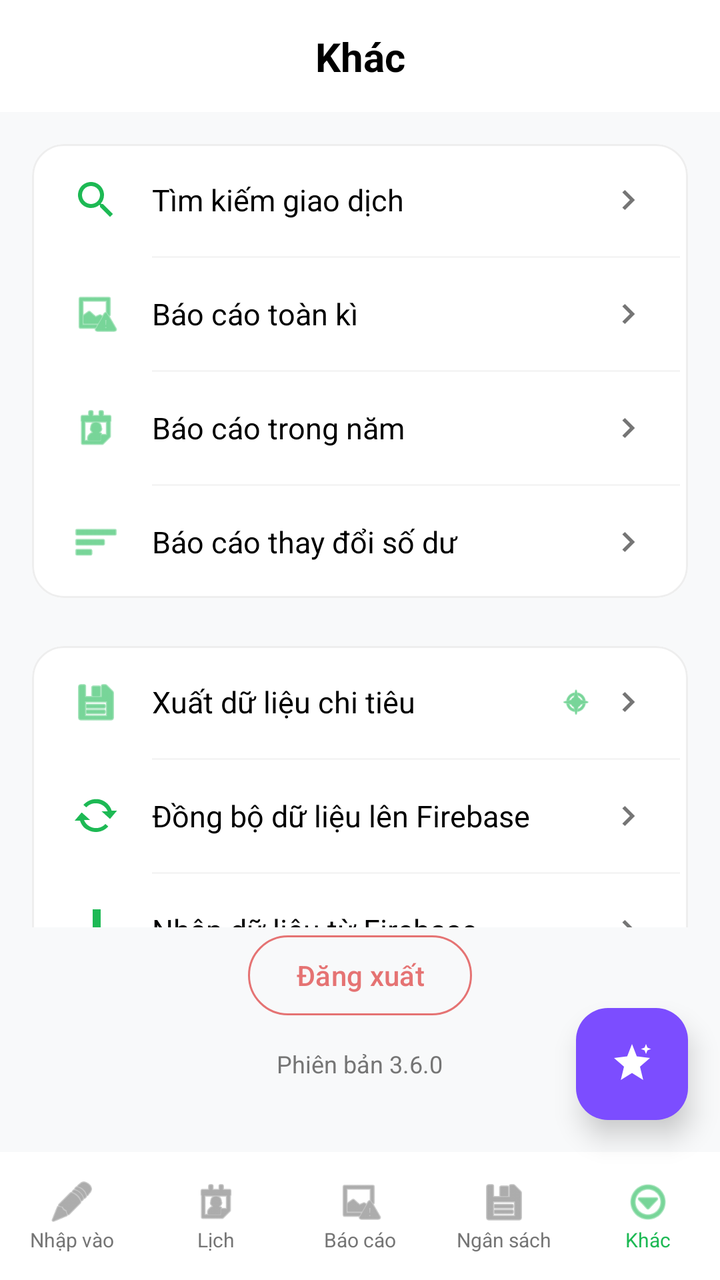
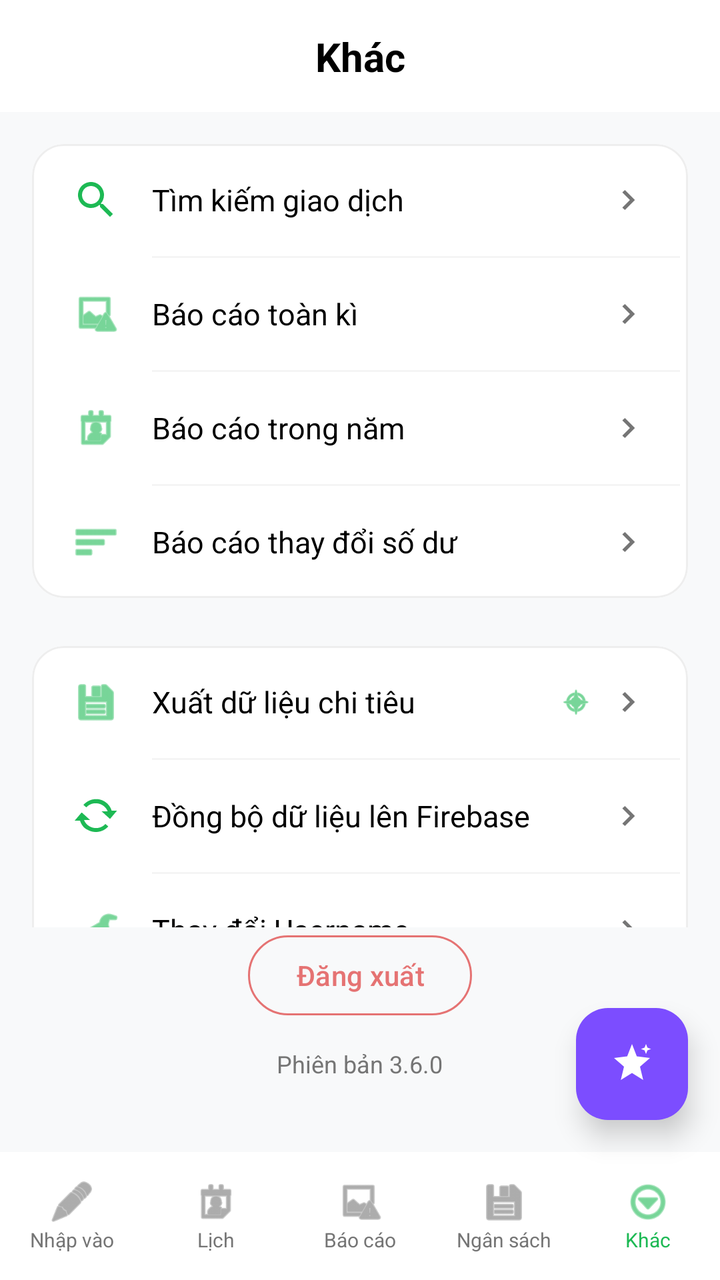

Two renders of the same Android screen: before a commit and after it. Below are the layout's source before the change and the commit's diff.
<!-- AndroidManifest.xml: application theme Theme.So_thu_chi -->
<!-- res/layout/khac.xml -->
<?xml version="1.0" encoding="utf-8"?>
<androidx.constraintlayout.widget.ConstraintLayout xmlns:android="http://schemas.android.com/apk/res/android"
    xmlns:app="http://schemas.android.com/apk/res-auto"
    xmlns:tools="http://schemas.android.com/tools"
    android:layout_width="match_parent"
    android:layout_height="match_parent"
    android:background="#F8F9FA">

    
    <androidx.constraintlayout.widget.ConstraintLayout
        android:id="@+id/top_nav_bar"
        android:layout_width="match_parent"
        android:layout_height="56dp"
        android:background="@color/white"
        app:layout_constraintTop_toTopOf="parent">

        <TextView
            android:layout_width="wrap_content"
            android:layout_height="wrap_content"
            android:text="@string/khac"
            android:textColor="@color/black"
            android:textSize="20sp"
            android:textStyle="bold"
            app:layout_constraintBottom_toBottomOf="parent"
            app:layout_constraintEnd_toEndOf="parent"
            app:layout_constraintStart_toStartOf="parent"
            app:layout_constraintTop_toTopOf="parent" />
    </androidx.constraintlayout.widget.ConstraintLayout>

    
    <androidx.core.widget.NestedScrollView
        android:layout_width="match_parent"
        android:layout_height="0dp"
        app:layout_constraintBottom_toTopOf="@id/bottom_container"
        app:layout_constraintTop_toBottomOf="@id/top_nav_bar">

        <LinearLayout
            android:layout_width="match_parent"
            android:layout_height="wrap_content"
            android:orientation="vertical"
            android:padding="16dp">

            
            <com.google.android.material.card.MaterialCardView
                android:layout_width="match_parent"
                android:layout_height="wrap_content"
                android:layout_marginBottom="24dp"
                app:cardBackgroundColor="@color/white"
                app:cardCornerRadius="16dp"
                app:cardElevation="0dp"
                app:strokeColor="#EEEEEE"
                app:strokeWidth="1dp">

                <LinearLayout
                    android:layout_width="match_parent"
                    android:layout_height="wrap_content"
                    android:orientation="vertical"
                    android:paddingHorizontal="4dp">

                    
                    <LinearLayout android:id="@+id/item_search_transaction" style="@style/MenuRowStyle">
                        <ImageView style="@style/MenuIconStyle" android:src="@drawable/ic_search" app:tint="@color/primary_green" />
                        <TextView style="@style/MenuTextStyle" android:text="Tìm kiếm giao dịch" />
                        <ImageView style="@style/MenuChevronStyle" android:src="@drawable/ic_chevron_right" />
                    </LinearLayout>

                    <View style="@style/MenuDividerStyle" />

                    
                    <LinearLayout android:id="@+id/item_report_all" style="@style/MenuRowStyle">
                        <ImageView style="@style/MenuIconStyle" android:src="@android:drawable/ic_menu_report_image" />
                        <TextView style="@style/MenuTextStyle" android:text="Báo cáo toàn kì" />
                        <ImageView style="@style/MenuChevronStyle" android:src="@drawable/ic_chevron_right" />
                    </LinearLayout>

                    <View style="@style/MenuDividerStyle" />

                    
                    <LinearLayout android:id="@+id/item_report_year" style="@style/MenuRowStyle">
                        <ImageView style="@style/MenuIconStyle" android:src="@android:drawable/ic_menu_my_calendar" />
                        <TextView style="@style/MenuTextStyle" android:text="Báo cáo trong năm" />
                        <ImageView style="@style/MenuChevronStyle" android:src="@drawable/ic_chevron_right" />
                    </LinearLayout>

                    <View style="@style/MenuDividerStyle" />

                    
                    <LinearLayout android:id="@+id/item_report_balance" style="@style/MenuRowStyle">
                        <ImageView style="@style/MenuIconStyle" android:src="@android:drawable/ic_menu_sort_by_size" />
                        <TextView style="@style/MenuTextStyle" android:text="Báo cáo thay đổi số dư" />
                        <ImageView style="@style/MenuChevronStyle" android:src="@drawable/ic_chevron_right" />
                    </LinearLayout>

                </LinearLayout>
            </com.google.android.material.card.MaterialCardView>

            
            <com.google.android.material.card.MaterialCardView
                android:layout_width="match_parent"
                android:layout_height="wrap_content"
                android:layout_marginBottom="24dp"
                app:cardBackgroundColor="@color/white"
                app:cardCornerRadius="16dp"
                app:cardElevation="0dp"
                app:strokeColor="#EEEEEE"
                app:strokeWidth="1dp">

                <LinearLayout
                    android:layout_width="match_parent"
                    android:layout_height="wrap_content"
                    android:orientation="vertical"
                    android:paddingHorizontal="4dp">

                    
                    <LinearLayout android:id="@+id/item_export_data" style="@style/MenuRowStyle">
                        <ImageView style="@style/MenuIconStyle" android:src="@android:drawable/ic_menu_save" />
                        <TextView style="@style/MenuTextStyle" android:text="Xuất dữ liệu chi tiêu" />
                        
                        
                        <ImageView 
                            android:layout_width="16dp" 
                            android:layout_height="16dp" 
                            android:layout_marginEnd="8dp"
                            android:src="@android:drawable/ic_menu_compass" 
                            app:tint="@color/primary_green" />
                            
                        <ImageView style="@style/MenuChevronStyle" android:src="@drawable/ic_chevron_right" />
                    </LinearLayout>

                    <View style="@style/MenuDividerStyle" />

                    
                    <LinearLayout android:id="@+id/item_sync_data" style="@style/MenuRowStyle">
                        <ImageView style="@style/MenuIconStyle" android:src="@android:drawable/stat_notify_sync" />
                        <TextView style="@style/MenuTextStyle" android:text="Đồng bộ dữ liệu lên Firebase" />
                        <ImageView style="@style/MenuChevronStyle" android:src="@drawable/ic_chevron_right" />
                    </LinearLayout>

                    <View style="@style/MenuDividerStyle" />

                    
                    <LinearLayout android:id="@+id/item_download_data" style="@style/MenuRowStyle">
                        <ImageView style="@style/MenuIconStyle" android:src="@android:drawable/stat_sys_download" />
                        <TextView style="@style/MenuTextStyle" android:text="Nhập dữ liệu từ Firebase" />
                        <ImageView style="@style/MenuChevronStyle" android:src="@drawable/ic_chevron_right" />
                    </LinearLayout>

                </LinearLayout>
            </com.google.android.material.card.MaterialCardView>

        </LinearLayout>
    </androidx.core.widget.NestedScrollView>

    
    <LinearLayout
        android:id="@+id/bottom_container"
        android:layout_width="match_parent"
        android:layout_height="wrap_content"
        android:gravity="center_horizontal"
        android:orientation="vertical"
        android:paddingBottom="100dp"
        app:layout_constraintBottom_toBottomOf="parent">

        <com.google.android.material.button.MaterialButton
            android:id="@+id/btn_logout"
            style="@style/Widget.Material3.Button.OutlinedButton"
            android:layout_width="wrap_content"
            android:layout_height="wrap_content"
            android:text="Đăng xuất"
            android:textAllCaps="false"
            android:textColor="#E57373"
            app:strokeColor="#E57373"
            app:cornerRadius="24dp" />

        <TextView
            android:layout_width="wrap_content"
            android:layout_height="wrap_content"
            android:layout_marginTop="12dp"
            android:text="Phiên bản 3.6.0"
            android:textColor="@color/gray_text"
            android:textSize="12sp" />
    </LinearLayout>

    
    <com.google.android.material.floatingactionbutton.FloatingActionButton
        android:id="@+id/fab_ai"
        android:layout_width="wrap_content"
        android:layout_height="wrap_content"
        android:layout_marginEnd="16dp"
        android:layout_marginBottom="16dp"
        android:backgroundTint="#7C4DFF"
        android:src="@drawable/ic_ai_sparkle"
        android:contentDescription="Trợ lý AI"
        app:elevation="8dp"
        app:fabSize="normal"
        app:layout_constraintBottom_toTopOf="@+id/bottom_nav"
        app:layout_constraintEnd_toEndOf="parent"
        app:tint="@color/white" />

    
    <LinearLayout
        android:id="@+id/bottom_nav"
        android:layout_width="match_parent"
        android:layout_height="64dp"
        android:background="@color/white"
        android:gravity="center_vertical"
        android:orientation="horizontal"
        app:layout_constraintBottom_toBottomOf="parent">

        <LinearLayout android:id="@+id/nav_nhap_vao" style="@style/BottomNavTabStyle">
            <ImageView style="@style/BottomNavIconStyle" android:src="@android:drawable/ic_menu_edit" app:tint="@color/gray_text" />
            <TextView style="@style/BottomNavTextStyle" android:text="@string/nhap_vao" android:textColor="@color/gray_text" />
        </LinearLayout>

        <LinearLayout android:id="@+id/nav_lich" style="@style/BottomNavTabStyle">
            <ImageView style="@style/BottomNavIconStyle" android:src="@android:drawable/ic_menu_my_calendar" app:tint="@color/gray_text" />
            <TextView style="@style/BottomNavTextStyle" android:text="@string/lich" android:textColor="@color/gray_text" />
        </LinearLayout>

        <LinearLayout android:id="@+id/nav_bao_cao" style="@style/BottomNavTabStyle">
            <ImageView style="@style/BottomNavIconStyle" android:src="@android:drawable/ic_menu_report_image" app:tint="@color/gray_text" />
            <TextView style="@style/BottomNavTextStyle" android:text="@string/bao_cao" android:textColor="@color/gray_text" />
        </LinearLayout>

        <LinearLayout android:id="@+id/nav_ngan_sach" style="@style/BottomNavTabStyle">
            <ImageView style="@style/BottomNavIconStyle" android:src="@android:drawable/ic_menu_save" app:tint="@color/gray_text" />
            <TextView style="@style/BottomNavTextStyle" android:text="@string/ngan_sach" android:textColor="@color/gray_text" />
        </LinearLayout>

        <LinearLayout android:id="@+id/nav_khac" style="@style/BottomNavTabStyle">
            <ImageView style="@style/BottomNavIconStyle" android:src="@android:drawable/ic_menu_more" app:tint="@color/primary_green" />
            <TextView style="@style/BottomNavTextStyle" android:text="@string/khac" android:textColor="@color/primary_green" />
        </LinearLayout>

    </LinearLayout>

</androidx.constraintlayout.widget.ConstraintLayout>
<!-- resources referenced by this layout -->
<resources>
  <color name="black">#FF000000</color>
  <color name="gray_text">#757575</color>
  <color name="primary_green">#1DB954</color>
  <color name="white">#FFFFFFFF</color>
  <!-- drawable ic_chevron_right (drawable) -->
  <vector xmlns:android="http://schemas.android.com/apk/res/android"
      android:width="24dp"
      android:height="24dp"
      android:viewportWidth="24"
      android:viewportHeight="24">
      <path
          android:fillColor="@android:color/white"
          android:pathData="M8.59,16.59L10.17,18L16.17,12L10.17,6L8.59,7.41L13.17,12L8.59,16.59Z" />
  </vector>
  <string name="bao_cao">Báo cáo</string>
  <string name="khac">Khác</string>
  <string name="lich">Lịch</string>
  <string name="ngan_sach">Ngân sách</string>
  <string name="nhap_vao">Nhập vào</string>
  <style name="BottomNavIconStyle">
          <item name="android:layout_width">24dp</item>
          <item name="android:layout_height">24dp</item>
      </style>
  <style name="BottomNavTabStyle">
          <item name="android:layout_width">0dp</item>
          <item name="android:layout_height">wrap_content</item>
          <item name="android:layout_weight">1</item>
          <item name="android:gravity">center</item>
          <item name="android:orientation">vertical</item>
      </style>
  <style name="BottomNavTextStyle">
          <item name="android:layout_width">wrap_content</item>
          <item name="android:layout_height">wrap_content</item>
          <item name="android:textSize">10sp</item>
      </style>
  <style name="MenuChevronStyle">
          <item name="android:layout_width">20dp</item>
          <item name="android:layout_height">20dp</item>
          <item name="tint">@color/gray_text</item>
      </style>
  <style name="MenuDividerStyle">
          <item name="android:layout_width">match_parent</item>
          <item name="android:layout_height">1dp</item>
          <item name="android:layout_marginStart">56dp</item>
          <item name="android:background">#F5F5F5</item>
      </style>
  <style name="MenuIconStyle">
          <item name="android:layout_width">24dp</item>
          <item name="android:layout_height">24dp</item>
          <item name="tint">@color/primary_green</item>
      </style>
  <style name="MenuRowStyle">
          <item name="android:layout_width">match_parent</item>
          <item name="android:layout_height">56dp</item>
          <item name="android:gravity">center_vertical</item>
          <item name="android:orientation">horizontal</item>
          <item name="android:paddingHorizontal">16dp</item>
          <item name="android:clickable">true</item>
          <item name="android:focusable">true</item>
          <item name="android:foreground">?attr/selectableItemBackground</item>
      </style>
  <style name="MenuTextStyle">
          <item name="android:layout_width">0dp</item>
          <item name="android:layout_height">wrap_content</item>
          <item name="android:layout_weight">1</item>
          <item name="android:layout_marginStart">16dp</item>
          <item name="android:textColor">@color/black</item>
          <item name="android:textSize">15sp</item>
      </style>
  <style name="Theme.So_thu_chi" parent="Base.Theme.So_thu_chi" />
  <style name="Base.Theme.So_thu_chi" parent="Theme.Material3.DayNight.NoActionBar">
          
      </style>
  <!-- unchanged entries left out for length: 2 -->
</resources>

<!-- the commit's change to res/layout/khac.xml (unified diff, before → after) -->
@@ -133,6 +133,24 @@
                     <LinearLayout android:id="@+id/item_sync_data" style="@style/MenuRowStyle">
                         <ImageView style="@style/MenuIconStyle" android:src="@android:drawable/stat_notify_sync" />
                         <TextView style="@style/MenuTextStyle" android:text="Đồng bộ dữ liệu lên Firebase" />
+                        <ImageView style="@style/MenuChevronStyle" android:src="@drawable/ic_chevron_right" />
+                    </LinearLayout>
+
+                    <View style="@style/MenuDividerStyle" />
+
+                    
+                    <LinearLayout android:id="@+id/item_change_username" style="@style/MenuRowStyle">
+                        <ImageView style="@style/MenuIconStyle" android:src="@android:drawable/ic_menu_manage" />
+                        <TextView style="@style/MenuTextStyle" android:text="Thay đổi Username" />
+                        <ImageView style="@style/MenuChevronStyle" android:src="@drawable/ic_chevron_right" />
+                    </LinearLayout>
+
+                    <View style="@style/MenuDividerStyle" />
+
+                    
+                    <LinearLayout android:id="@+id/item_login_management" style="@style/MenuRowStyle">
+                        <ImageView style="@style/MenuIconStyle" android:src="@drawable/ic_devices" />
+                        <TextView style="@style/MenuTextStyle" android:text="Quản lý đăng nhập" />
                         <ImageView style="@style/MenuChevronStyle" android:src="@drawable/ic_chevron_right" />
                     </LinearLayout>
 
<!-- resource entries referenced after the edit -->
@@ -13,6 +13,17 @@
       <path
           android:fillColor="@android:color/white"
           android:pathData="M8.59,16.59L10.17,18L16.17,12L10.17,6L8.59,7.41L13.17,12L8.59,16.59Z" />
+  </vector>
+  <!-- drawable ic_devices (drawable) -->
+  <?xml version="1.0" encoding="utf-8"?>
+  <vector xmlns:android="http://schemas.android.com/apk/res/android"
+      android:width="24dp"
+      android:height="24dp"
+      android:viewportWidth="24"
+      android:viewportHeight="24">
+      <path
+          android:fillColor="#5F6368"
+          android:pathData="M4,6h14c1.1,0 2,0.9 2,2v9c0,1.1 -0.9,2 -2,2h-4v2h-4v-2H4c-1.1,0 -2,-0.9 -2,-2V8c0,-1.1 0.9,-2 2,-2zM18,8H4v9h14V8zM7,3h10v2H7V3z" />
   </vector>
   <string name="bao_cao">Báo cáo</string>
   <string name="khac">Khác</string>
